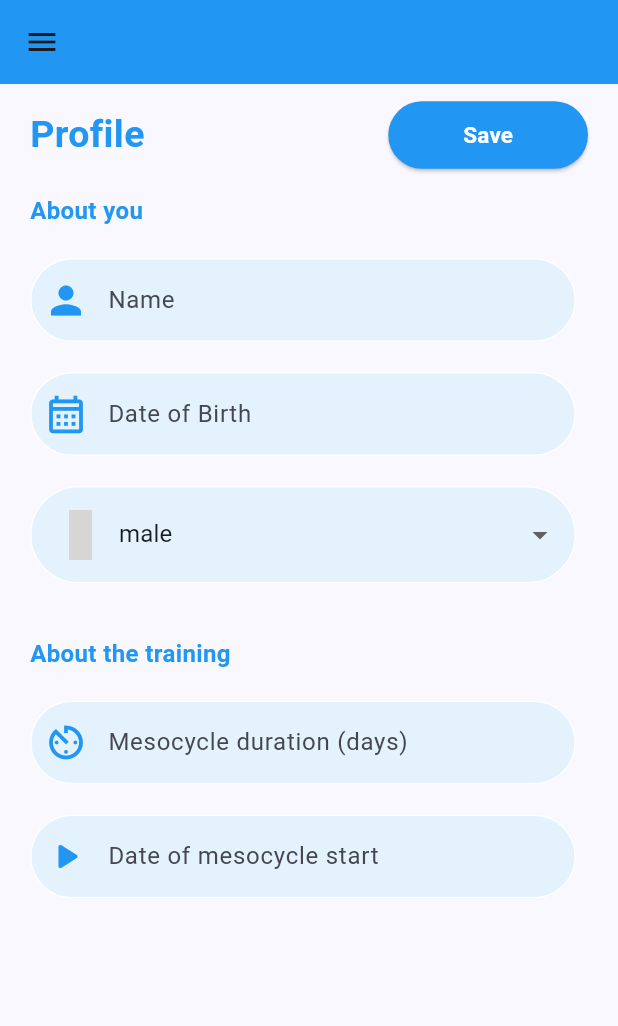
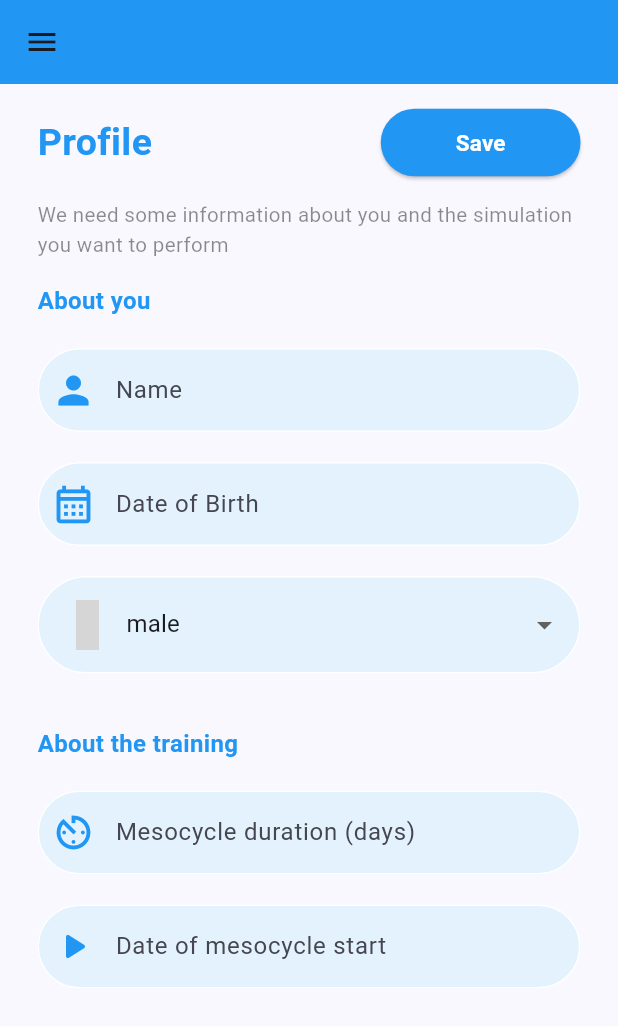
Before and after one commit to alessandrocasarin/simfit, a Flutter app: the Profile screen opened directly, on a phone screen of 412 x 824 dp. Shown: the top 1026 px of the screen. Run offline on Flutter 3.47's test engine with Material 3 defaults, Android fonts, the phone set to English and light mode, and no system bars; our stand-ins replace fl_chart, flutter_login, flutter_onboarding_slider, jwt_decoder, material_design_icons_flutter, shared_preferences; missing offline and left inert: profile_photo; accounts and stored records are empty; grey boxes are pictures that could not be loaded.

Commit message:
09lug_profilepage

```diff
--- a/lib/screens/profile.dart
+++ b/lib/screens/profile.dart
@@ -1,4 +1,5 @@
 import 'package:flutter/material.dart';
+import 'package:flutter/widgets.dart';
 import 'package:intl/intl.dart';
 import 'package:provider/provider.dart';
 import 'package:material_design_icons_flutter/material_design_icons_flutter.dart';
@@ -84,7 +85,7 @@
     TextInputType keyboardType = TextInputType.text,
   }) {
     return Padding(
-      padding: const EdgeInsets.only(top: 20, right: 8.0),
+      padding: const EdgeInsets.only(top: 20),
       child: TextFormField(
         controller: controller,
         decoration: InputDecoration(
@@ -124,6 +125,13 @@
         backgroundColor: Colors.blue,
       ),
       body: Padding(
+        padding:EdgeInsets.all(0),
+        child: SingleChildScrollView(
+          padding:EdgeInsets.all(5),
+          child: Column(
+            crossAxisAlignment: CrossAxisAlignment.center,
+            children: [
+              Padding(
                 padding: const EdgeInsets.symmetric(horizontal: 20, vertical: 10),
                 child: Form(
                   key: _formKey,
@@ -147,6 +155,7 @@
                               padding: MaterialStateProperty.all<EdgeInsetsGeometry>(
                                 const EdgeInsets.symmetric(
                                     horizontal: 50, vertical: 12),
+
                               ),
                               foregroundColor:
                                   MaterialStateProperty.all<Color>(Colors.white),
@@ -161,6 +170,20 @@
                           ),
                         ],
                       ),
+                      const Padding(
+                        padding: EdgeInsets.only(top: 15),
+                        child: Text(
+                          'We need some information about you and the simulation you want to perform',
+                          style: TextStyle(
+                            fontWeight: FontWeight.normal,
+                            fontSize: 13.7,
+                            color: Colors.black45,
+                          ),
+                        ),
+                      ),
+
+
+
                                 const Padding(
                                   padding: EdgeInsets.only(top: 15),
                                   child: Text(
@@ -204,7 +227,7 @@
                                   onTap: () => _selectDate(context, dateBirthController),
                                 ),
                                 Padding(
-                padding: const EdgeInsets.only(top: 20, right: 8.0),
+                                  padding: const EdgeInsets.only(top: 20),
                                   child: Container(
                                     height: 65,
                                     child: DropdownButtonFormField(
@@ -331,6 +354,9 @@
                     ],
                   ),
                 ),
+            )]
+          ),
+        ),
       ),
       drawer: NavDrawer(),
     );
```
Lines whose indentation alone changed are shown as unchanged.
